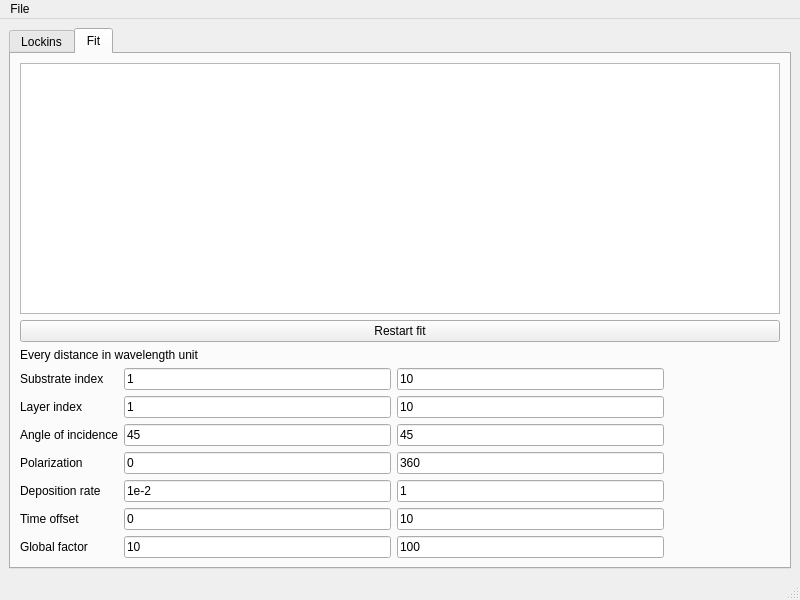
Old version of the form mainwindow.ui in the repository antigol/interfit2.
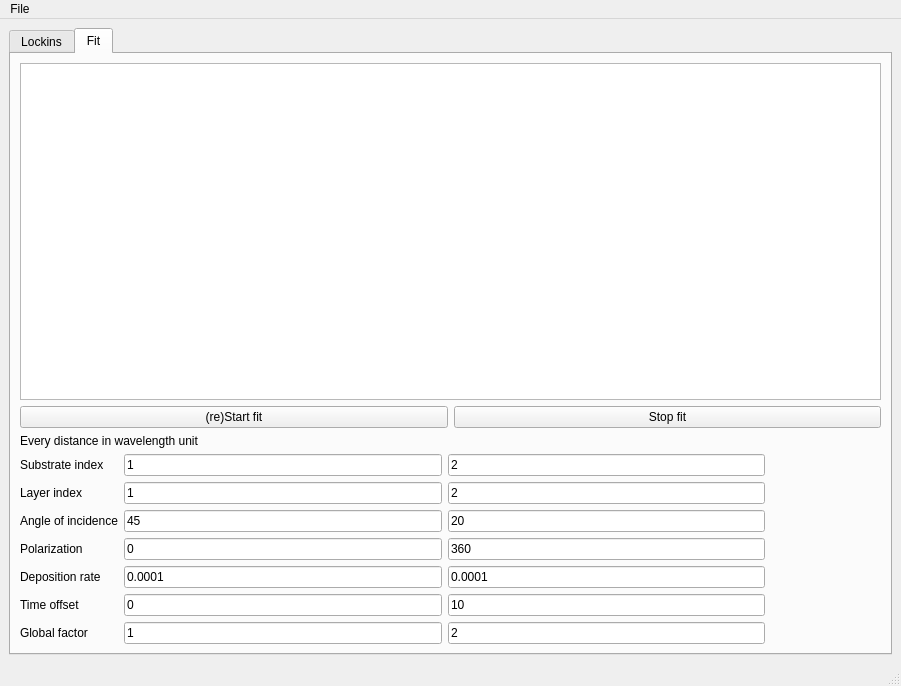
New version of the form. The open tabs and pages were chosen to show the change. Custom widgets are drawn as their Qt base class.

Commit message: start/stop metropolis

Diff of the .ui file:
```diff
--- a/mainwindow.ui
+++ b/mainwindow.ui
@@ -6,8 +6,8 @@
    <rect>
     <x>0</x>
     <y>0</y>
-    <width>800</width>
-    <height>600</height>
+    <width>901</width>
+    <height>686</height>
    </rect>
   </property>
   <property name="windowTitle">
@@ -62,11 +62,22 @@
         <item>
          <layout class="QVBoxLayout" name="verticalLayout_2">
           <item>
-           <widget class="QPushButton" name="pushButton">
-            <property name="text">
-             <string>Restart fit</string>
-            </property>
-           </widget>
+           <layout class="QHBoxLayout" name="horizontalLayout_2">
+            <item>
+             <widget class="QPushButton" name="pushButton_start_fit">
+              <property name="text">
+               <string>(re)Start fit</string>
+              </property>
+             </widget>
+            </item>
+            <item>
+             <widget class="QPushButton" name="pushButton_stop_fit">
+              <property name="text">
+               <string>Stop fit</string>
+              </property>
+             </widget>
+            </item>
+           </layout>
           </item>
           <item>
            <widget class="QLabel" name="label_2">
@@ -100,7 +111,7 @@
             <item row="4" column="1">
              <widget class="QLineEdit" name="lineEdit_deposition_rate">
               <property name="text">
-               <string>1e-2</string>
+               <string>0.0001</string>
               </property>
              </widget>
             </item>
@@ -121,21 +132,21 @@
             <item row="0" column="2">
              <widget class="QLineEdit" name="lineEdit_std_substrate_index">
               <property name="text">
-               <string>10</string>
+               <string>2</string>
               </property>
              </widget>
             </item>
             <item row="1" column="2">
              <widget class="QLineEdit" name="lineEdit_std_layer_index">
               <property name="text">
-               <string>10</string>
+               <string>2</string>
               </property>
              </widget>
             </item>
             <item row="4" column="2">
              <widget class="QLineEdit" name="lineEdit_std_deposition_rate">
               <property name="text">
-               <string>1</string>
+               <string>0.0001</string>
               </property>
              </widget>
             </item>
@@ -198,7 +209,7 @@
             <item row="2" column="2">
              <widget class="QLineEdit" name="lineEdit_std_angle">
               <property name="text">
-               <string>45</string>
+               <string>20</string>
               </property>
              </widget>
             </item>
@@ -267,14 +278,14 @@
             <item row="6" column="1">
              <widget class="QLineEdit" name="lineEdit_global_factor">
               <property name="text">
-               <string>10</string>
+               <string>1</string>
               </property>
              </widget>
             </item>
             <item row="6" column="2">
              <widget class="QLineEdit" name="lineEdit_std_global_factor">
               <property name="text">
-               <string>100</string>
+               <string>2</string>
               </property>
              </widget>
             </item>
@@ -300,7 +311,7 @@
     <rect>
      <x>0</x>
      <y>0</y>
-     <width>800</width>
+     <width>901</width>
      <height>25</height>
     </rect>
    </property>
```
Left out of the diff: 26 changed lines with no effect on the pictures. The commit also changes 4 other files.
